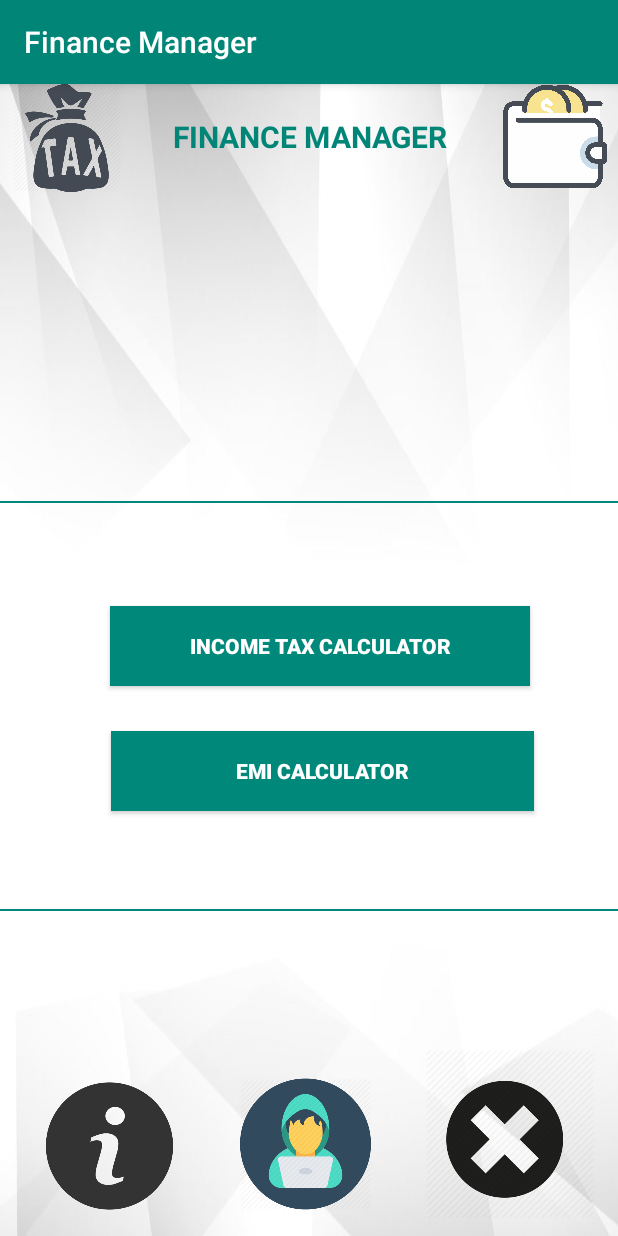
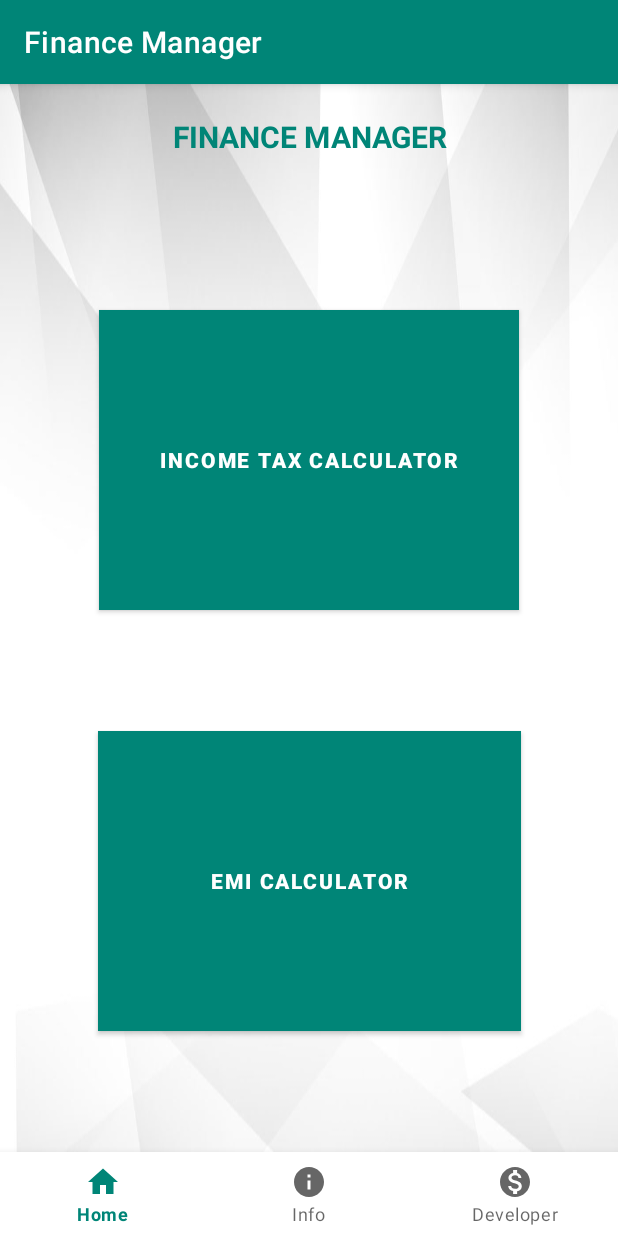
Before and after one commit to josharsh/Finance-Manager, an Android app: the screen it shows after launch (MainActivity), on a phone screen of 412 x 824 dp. Run offline under Robolectric (Android 15) with nearby library versions, the phone set to English and light mode, and no system bars.

Commit message:
Added bottom navigation layout to improve UX/UI and abide to Material UI design

```diff
--- /dev/null
+++ b/app/src/main/res/drawable/ic_home_black_24dp.xml
@@ -0,0 +1,9 @@
+<vector xmlns:android="http://schemas.android.com/apk/res/android"
+        android:width="24dp"
+        android:height="24dp"
+        android:viewportWidth="24.0"
+        android:viewportHeight="24.0">
+    <path
+        android:fillColor="#FF000000"
+        android:pathData="M10,20v-6h4v6h5v-8h3L12,3 2,12h3v8z"/>
+</vector>
--- /dev/null
+++ b/app/src/main/res/drawable/ic_info_black_24dp.xml
@@ -0,0 +1,9 @@
+<vector xmlns:android="http://schemas.android.com/apk/res/android"
+        android:width="24dp"
+        android:height="24dp"
+        android:viewportWidth="24.0"
+        android:viewportHeight="24.0">
+    <path
+        android:fillColor="#FF000000"
+        android:pathData="M12,2C6.48,2 2,6.48 2,12s4.48,10 10,10 10,-4.48 10,-10S17.52,2 12,2zM13,17h-2v-6h2v6zM13,9h-2L11,7h2v2z"/>
+</vector>
--- /dev/null
+++ b/app/src/main/res/drawable/ic_monetization_on_black_24dp.xml
@@ -0,0 +1,9 @@
+<vector xmlns:android="http://schemas.android.com/apk/res/android"
+        android:width="24dp"
+        android:height="24dp"
+        android:viewportWidth="24.0"
+        android:viewportHeight="24.0">
+    <path
+        android:fillColor="#FF000000"
+        android:pathData="M12,2C6.48,2 2,6.48 2,12s4.48,10 10,10 10,-4.48 10,-10S17.52,2 12,2zM13.41,18.09L13.41,20h-2.67v-1.93c-1.71,-0.36 -3.16,-1.46 -3.27,-3.4h1.96c0.1,1.05 0.82,1.87 2.65,1.87 1.96,0 2.4,-0.98 2.4,-1.59 0,-0.83 -0.44,-1.61 -2.67,-2.14 -2.48,-0.6 -4.18,-1.62 -4.18,-3.67 0,-1.72 1.39,-2.84 3.11,-3.21L10.74,4h2.67v1.95c1.86,0.45 2.79,1.86 2.85,3.39L14.3,9.34c-0.05,-1.11 -0.64,-1.87 -2.22,-1.87 -1.5,0 -2.4,0.68 -2.4,1.64 0,0.84 0.65,1.39 2.67,1.91s4.18,1.39 4.18,3.91c-0.01,1.83 -1.38,2.83 -3.12,3.16z"/>
+</vector>
--- a/app/src/main/res/layout/activity_main.xml
+++ b/app/src/main/res/layout/activity_main.xml
@@ -11,7 +11,6 @@
         android:id="@+id/textView3"
         android:layout_width="223dp"
         android:layout_height="70dp"
-        android:layout_marginBottom="8dp"
         android:editable="false"
         android:elevation="5dp"
         android:gravity="center"
@@ -27,124 +26,49 @@
         app:layout_constraintStart_toStartOf="parent"
         app:layout_constraintTop_toTopOf="parent" />
 
-    <ImageView
-        android:id="@+id/imageView6"
-        android:layout_width="84dp"
-        android:layout_height="70dp"
-        android:layout_marginBottom="9dp"
-        android:elevation="5dp"
-        app:layout_constraintBottom_toTopOf="@+id/table"
-        app:layout_constraintEnd_toEndOf="parent"
-        app:layout_constraintHorizontal_bias="1.0"
-        app:layout_constraintStart_toEndOf="@+id/textView2"
-        app:layout_constraintTop_toTopOf="parent"
-        app:layout_constraintVertical_bias="0.4"
-        app:srcCompat="@drawable/walleticon" />
-
-    <ImageView
-        android:id="@+id/imageView5"
-        android:layout_width="89dp"
-        android:layout_height="72dp"
-        android:elevation="5dp"
-        app:layout_constraintBottom_toBottomOf="parent"
-        app:layout_constraintEnd_toEndOf="parent"
-        app:layout_constraintHorizontal_bias="0.0"
-        app:layout_constraintStart_toStartOf="parent"
-        app:layout_constraintTop_toTopOf="parent"
-        app:layout_constraintVertical_bias="0.0"
-        app:srcCompat="@drawable/taximg" />
-
     <Button
         android:id="@+id/button1"
         android:layout_width="280dp"
-        android:layout_height="53dp"
+        android:layout_height="200dp"
+        android:layout_marginTop="16dp"
+        android:layout_marginBottom="8dp"
         android:background="#00897B"
         android:text="Income Tax Calculator"
         android:textColor="#FFFFFF"
         android:textStyle="bold"
-        app:layout_constraintBottom_toBottomOf="parent"
+        app:layout_constraintBottom_toTopOf="@+id/button2"
         app:layout_constraintEnd_toEndOf="parent"
-        app:layout_constraintHorizontal_bias="0.557"
+        app:layout_constraintHorizontal_bias="0.5"
         app:layout_constraintStart_toStartOf="parent"
         app:layout_constraintTop_toBottomOf="@+id/textView3"
-        app:layout_constraintVertical_bias="0.431"
-        tools:ignore="HardcodedText" />
+        app:layout_constraintVertical_bias="0.177"
+        tools:ignore="HardcodedText"></Button>
 
     <Button
         android:id="@+id/button2"
         android:layout_width="282dp"
-        android:layout_height="53dp"
+        android:layout_height="200dp"
+        android:layout_marginTop="8dp"
+        android:layout_marginBottom="16dp"
         android:background="#00897B"
         android:text="EMI Calculator"
         android:textColor="#FFFFFF"
         android:textStyle="bold"
+        app:layout_constraintBottom_toTopOf="@+id/bottom_navigation_view"
+        app:layout_constraintEnd_toEndOf="parent"
+        app:layout_constraintHorizontal_bias="0.5"
+        app:layout_constraintStart_toStartOf="parent"
+        app:layout_constraintTop_toBottomOf="@+id/button1"
+        tools:ignore="HardcodedText" />
+
+    <com.google.android.material.bottomnavigation.BottomNavigationView
+        android:id="@+id/bottom_navigation_view"
+        android:layout_width="match_parent"
+        android:layout_height="wrap_content"
         app:layout_constraintBottom_toBottomOf="parent"
         app:layout_constraintEnd_toEndOf="parent"
-        app:layout_constraintHorizontal_bias="0.567"
         app:layout_constraintStart_toStartOf="parent"
-        app:layout_constraintTop_toBottomOf="@+id/textView3"
-        app:layout_constraintVertical_bias="0.56"
-        tools:ignore="HardcodedText" />
+        app:menu="@menu/bottom_navigation_menu" />
 
-    <View
-        android:id="@+id/divider"
-        android:layout_width="match_parent"
-        android:layout_height="1dp"
-        android:background="#00897B"
-        app:layout_constraintBottom_toBottomOf="parent"
-        app:layout_constraintEnd_toEndOf="parent"
-        app:layout_constraintHorizontal_bias="0.0"
-        app:layout_constraintStart_toStartOf="parent"
-        app:layout_constraintTop_toBottomOf="@+id/textView3"
-        app:layout_constraintVertical_bias="0.299" />
-
-    <View
-        android:id="@+id/divider2"
-        android:layout_width="match_parent"
-        android:layout_height="1dp"
-        android:background="#00897B"
-        app:layout_constraintBottom_toBottomOf="parent"
-        app:layout_constraintEnd_toEndOf="parent"
-        app:layout_constraintHorizontal_bias="0.0"
-        app:layout_constraintStart_toStartOf="parent"
-        app:layout_constraintTop_toBottomOf="@+id/textView3"
-        app:layout_constraintVertical_bias="0.689" />
-
-    <ImageView
-        android:id="@+id/imageView7"
-        android:layout_width="114dp"
-        android:layout_height="93dp"
-        app:layout_constraintBottom_toBottomOf="parent"
-        app:layout_constraintEnd_toEndOf="parent"
-        app:layout_constraintHorizontal_bias="0.053"
-        app:layout_constraintStart_toStartOf="parent"
-        app:layout_constraintTop_toBottomOf="@+id/divider2"
-        app:layout_constraintVertical_bias="0.894"
-        app:srcCompat="@drawable/about2" />
-
-    <ImageView
-        android:id="@+id/imageView8"
-        android:layout_width="115dp"
-        android:layout_height="88dp"
-        app:layout_constraintBottom_toBottomOf="parent"
-        app:layout_constraintEnd_toEndOf="parent"
-        app:layout_constraintHorizontal_bias="0.493"
-        app:layout_constraintStart_toStartOf="parent"
-        app:layout_constraintTop_toBottomOf="@+id/divider2"
-        app:layout_constraintVertical_bias="0.863"
-        app:srcCompat="@drawable/deve" />
-
-    <ImageView
-        android:id="@+id/imageView9"
-        android:layout_width="120dp"
-        android:layout_height="113dp"
-        android:onClick="exitApp"
-        app:layout_constraintBottom_toBottomOf="parent"
-        app:layout_constraintEnd_toEndOf="parent"
-        app:layout_constraintHorizontal_bias="0.6"
-        app:layout_constraintStart_toEndOf="@+id/imageView8"
-        app:layout_constraintTop_toBottomOf="@+id/divider2"
-        app:layout_constraintVertical_bias="0.891"
-        app:srcCompat="@drawable/closebutton" />
 
 </androidx.constraintlayout.widget.ConstraintLayout>
--- /dev/null
+++ b/app/src/main/res/menu/bottom_navigation_menu.xml
@@ -0,0 +1,18 @@
+<?xml version="1.0" encoding="utf-8"?>
+<menu xmlns:android="http://schemas.android.com/apk/res/android">
+    <item
+        android:id="@+id/navigation_home"
+        android:icon="@drawable/ic_home_black_24dp"
+        android:title="Home" />
+
+    <item
+        android:id="@+id/navigation_information"
+        android:icon="@drawable/ic_info_black_24dp"
+        android:title="Info" />
+
+    <item
+        android:id="@+id/navigation_developer"
+        android:icon="@drawable/ic_monetization_on_black_24dp"
+        android:title="Developer" />
+
+</menu>
--- a/app/src/main/res/values/styles.xml
+++ b/app/src/main/res/values/styles.xml
@@ -1,7 +1,7 @@
 <resources>
 
     <!-- Base application theme. -->
-    <style name="AppTheme" parent="Theme.AppCompat.Light.DarkActionBar">
+    <style name="AppTheme" parent="Theme.MaterialComponents.Light.DarkActionBar">
         <!-- Customize your theme here. -->
         <item name="colorPrimary">@color/colorPrimary</item>
         <item name="colorPrimaryDark">@color/colorPrimaryDark</item>
```
